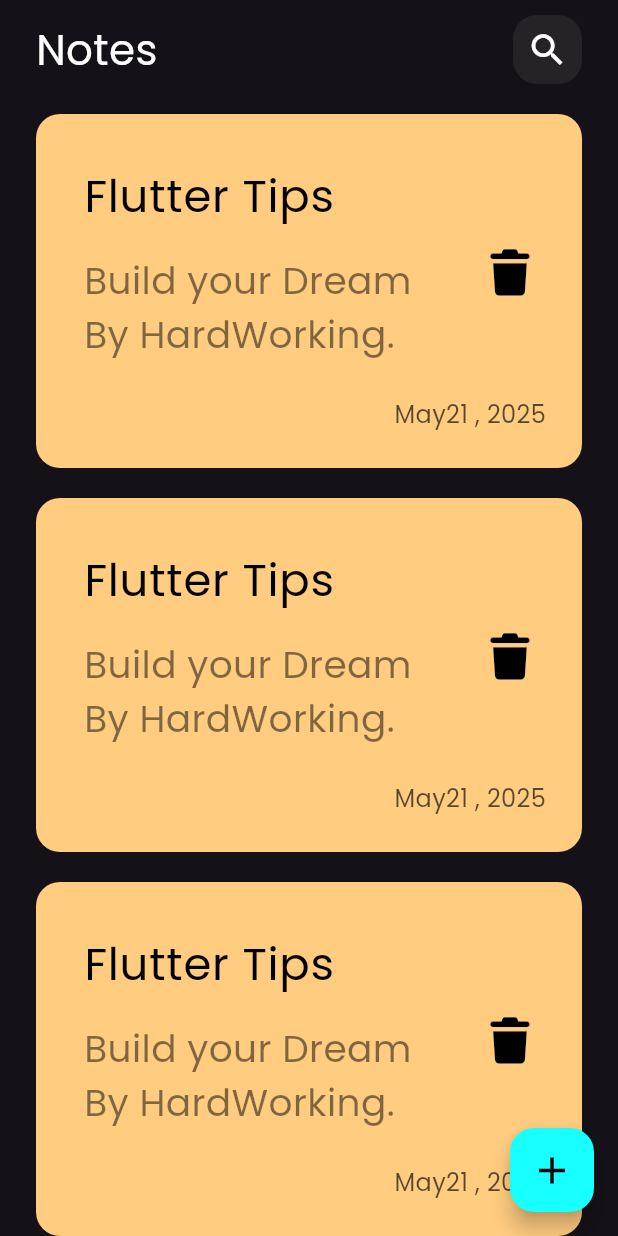
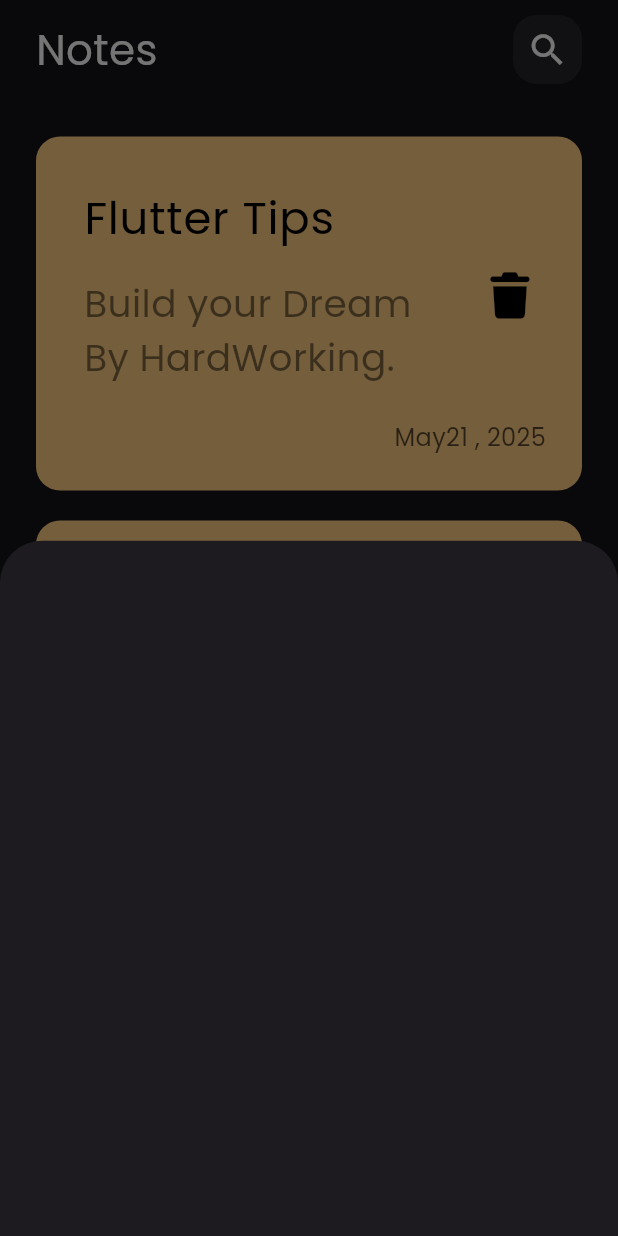
Before and after one commit to Moamed1010/note_app, a Flutter app: the screen it shows after launch, after a tap on the "add" icon, on a phone screen of 412 x 824 dp. Run offline on Flutter 3.47's test engine with Material 3 defaults, Android fonts, the phone set to English and light mode, and no system bars; our stand-ins replace font_awesome_flutter.

Commit message:
create show model button sheet

```diff
--- a/lib/Views/note_view.dart
+++ b/lib/Views/note_view.dart
@@ -1,4 +1,5 @@
 import 'package:flutter/material.dart';
+import 'package:note_app/Views/widgets/add_note_botton_sheet.dart';
 import 'package:note_app/Views/widgets/note_viwe_body.dart';
 
 class NoteView extends StatelessWidget {
@@ -9,8 +10,13 @@ class NoteView extends StatelessWidget {
     return Scaffold(
       body: SafeArea(child: NoteViweBody()),
       floatingActionButton: FloatingActionButton(
-        onPressed: () {},
-        child: Icon(Icons.add, size: 30, color: Colors.black),
+        onPressed: () {
+         showModalBottomSheet(context: context, builder: (context){
+
+         return AddNoteButtonSheet();
+         });
+        },
+        child:  Icon(Icons.add, size: 30, color: Colors.black),
         backgroundColor: Colors.cyanAccent,
       ),
     );
--- /dev/null
+++ b/lib/Views/widgets/add_note_botton_sheet.dart
@@ -0,0 +1,10 @@
+import 'package:flutter/material.dart';
+
+class AddNoteButtonSheet extends StatelessWidget {
+  const AddNoteButtonSheet({super.key});
+
+  @override
+  Widget build(BuildContext context) {
+    return  Container();
+  }
+}
--- a/lib/Views/widgets/notes_list_view.dart
+++ b/lib/Views/widgets/notes_list_view.dart
@@ -7,7 +7,9 @@ class NotesListView extends StatelessWidget {
 
   @override
   Widget build(BuildContext context) {
-    return ListView.builder(
+    return Padding(
+      padding: const EdgeInsets.symmetric(vertical: 15),
+      child: ListView.builder(
         itemCount: 10,
         itemBuilder: (context, index)
         {
@@ -17,6 +19,7 @@ class NotesListView extends StatelessWidget {
             child: NoteItem(),
           );
         },
+      ),
     );
   }
 }
```
Lines whose indentation alone changed are shown as unchanged.
